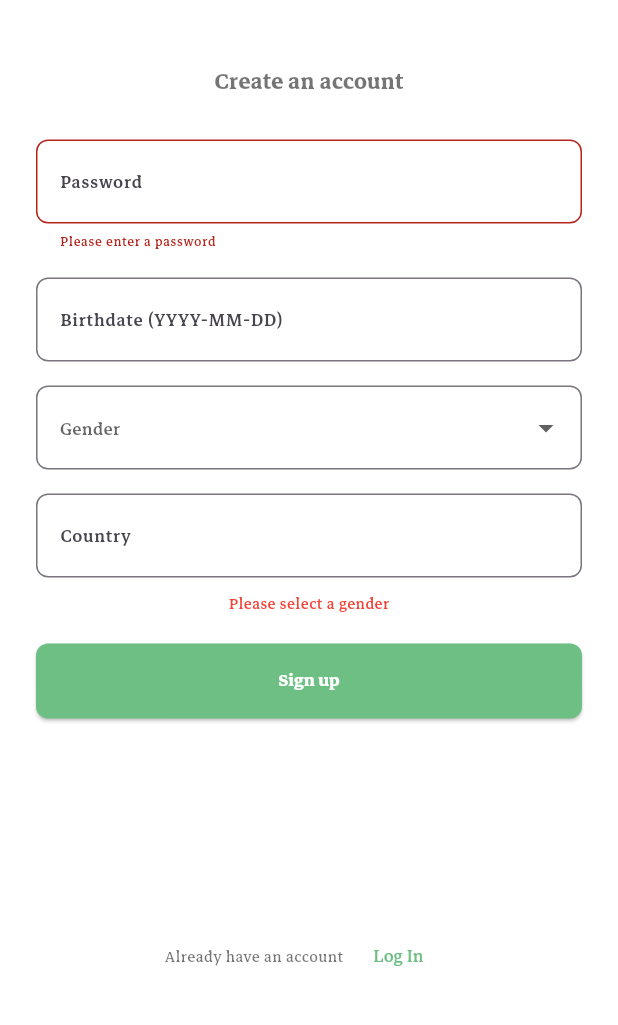
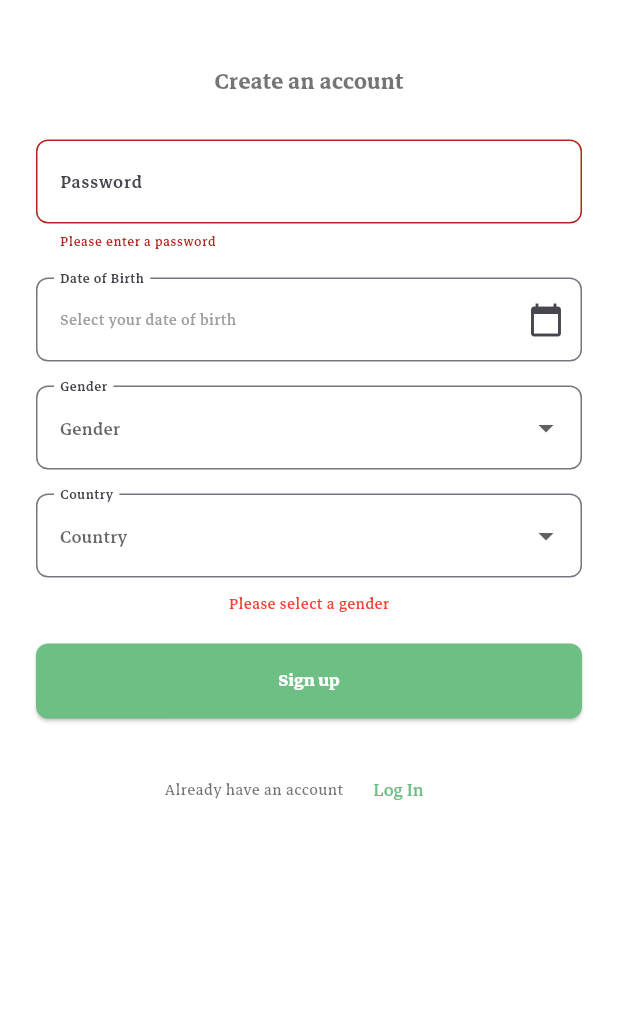
Before and after one commit to aabirid/inkora, a Flutter app: the SignupPage2 screen opened directly with empty values, after a tap on "Sign up", on a phone screen of 412 x 824 dp, the part 207-1232 px from its top. Run offline on Flutter 3.47's test engine with Material 3 defaults, Android fonts, the phone set to English and light mode, and no system bars; our stand-ins replace image_picker, shared_preferences; accounts and stored records are empty.

Commit message:
auth linked to db

```diff
--- a/lib/main.dart
+++ b/lib/main.dart
@@ -19,8 +19,8 @@ void main() {
         ChangeNotifierProxyProvider<AuthProvider, ForumDataProvider>(
           create: (_) => ForumDataProvider(),
           update: (_, authProvider, forumProvider) {
-            if (authProvider.isAuthenticated && authProvider.currentUser != null) {
-              forumProvider!.currentUser = authProvider.currentUser!;
+            if (authProvider.isAuthenticated && authProvider.user != null) {
+              forumProvider!.currentUser = authProvider.user!;
             }
             return forumProvider!;
           },
--- a/lib/models/user.dart
+++ b/lib/models/user.dart
@@ -27,33 +27,32 @@ class User {
 
   factory User.fromJson(Map<String, dynamic> json) {
     return User(
-      id: json['id'] ?? 0,
+      id: json['id_utilisateur'] ?? 0,
       email: json['email'] ?? '',
-      password: json['password'] ?? '',
-      birthDate: json['birthDate'] != null ? DateTime.parse(json['birthDate']) : null,
-      gender: json['gender'] ?? 'prefer not to say',
-      address: json['address'],
-      registrationDate: DateTime.parse(json['registrationDate'] ?? DateTime.now().toString()),
-      status: json['status'] ?? 'active',
+      password: '', // Don't store password
+      birthDate: json['date_naissance'] != null ? DateTime.parse(json['date_naissance']) : null,
+      gender: json['genre'] ?? 'prefer not to say',
+      address: json['adresse'],
+      registrationDate: DateTime.parse(json['date_inscription'] ?? DateTime.now().toString()),
+      status: json['statut'] ?? 'actif',
       photo: json['photo'],
       username: json['username'] ?? '',
-      bio: json['bio'],
+      bio: null, // Your schema doesn't have a bio field
     );
   }
 
   Map<String, dynamic> toJson() {
     return {
-      'id': id,
+      'id_utilisateur': id,
       'email': email,
-      'password': password,
-      'birthDate': birthDate?.toIso8601String(),
-      'gender': gender,
-      'address': address,
-      'registrationDate': registrationDate.toIso8601String(),
-      'status': status,
+      'mot_de_passe': password,
+      'date_naissance': birthDate?.toIso8601String(),
+      'genre': gender,
+      'adresse': address,
+      'date_inscription': registrationDate.toIso8601String(),
+      'statut': status,
       'photo': photo,
       'username': username,
-      'bio': bio,
     };
   }
 
--- a/lib/providers/auth_provider.dart
+++ b/lib/providers/auth_provider.dart
@@ -1,173 +1,154 @@
+import 'dart:convert';
 import 'package:flutter/material.dart';
-import '../models/user.dart';
+import 'package:http/http.dart' as http;
+import 'package:inkora/models/user.dart';
+import 'package:shared_preferences/shared_preferences.dart';
 
-enum AuthStatus {
-  unauthenticated,
-  authenticating,
-  authenticated,
-  error,
-}
+class AuthProvider with ChangeNotifier {
+  User? _user;
+  String _errorMessage = '';
+  bool _isLoading = false;
 
-class AuthProvider extends ChangeNotifier {
-  AuthStatus _status = AuthStatus.unauthenticated;
-  User? _currentUser;
-  String _errorMessage = '';
+  User? get user => _user;
+  String get errorMessage => _errorMessage;
+  bool get isLoading => _isLoading;
+  bool get isAuthenticated => _user != null;
 
-  // Sample users for authentication
-  final List<User> _users = [
-    User(
-      id: 1,
-      email: 'idboulaidaabir@gmail.com',
-      username: 'mabirro',
-      password: 'ababirro',
-      gender: 'Female',
-      birthDate: DateTime(2005, 12, 05),
-      registrationDate: DateTime(2023, 1, 10),
-      status: 'active',
-      photo: 'assets/images/nonfiction.jpeg',
-      bio: 'A passionate reader and writer.',
-    ),
-    User(
-      id: 2,
-      email: 'emily@example.com',
-      username: 'emilyjohnson',
-      password: 'password123',
-      gender: 'Female',
-      birthDate: DateTime(1992, 8, 20),
-      registrationDate: DateTime(2023, 2, 15),
-      status: 'active',
-      photo: 'assets/images/poetry.jpeg',
-      bio: 'Loves to read poetry and fiction.',
-    ),
-    User(
-      id: 3,
-      email: 'michael@example.com',
-      username: 'michaelwilliams',
-      password: 'password123',
-      gender: 'Male',
-      birthDate: DateTime(1988, 3, 10),
-      registrationDate: DateTime(2023, 3, 5),
-      status: 'active',
-      photo: 'assets/images/adventure.jpeg',
-      bio: 'Adventure book enthusiast.',
-    ),
-  ];
+  // Base URL for your PHP API - update this to your actual server URL
+  final String _baseUrl = 'http://192.168.1.105/inkora_api';
 
-  AuthStatus get status => _status;
-  User? get currentUser => _currentUser;
-  String get errorMessage => _errorMessage;
-  bool get isAuthenticated => _status == AuthStatus.authenticated;
-
-  // Login with email/username and password
-  Future<bool> login(String emailOrUsername, String password) async {
-    _status = AuthStatus.authenticating;
+  // Login method
+  Future<bool> login(String identifier, String password) async {
+    _isLoading = true;
     _errorMessage = '';
     notifyListeners();
 
     try {
-      // Simulate network delay
-      await Future.delayed(const Duration(milliseconds: 800));
+      final response = await http.post(
+        Uri.parse('$_baseUrl/login.php'),
+        headers: {'Content-Type': 'application/json'},
+        body: json.encode({
+          'identifier': identifier, // Peut être un email ou un username
+          'password': password,
+        }),
+      );
 
-      // Find user by email or username
-      User? user;
-      for (var u in _users) {
-        if (u.email == emailOrUsername || u.username == emailOrUsername) {
-          user = u;
-          break;
-        }
+      final data = json.decode(response.body);
+
+      if (response.statusCode == 200 && data['token'] != null) {
+        // Créer l'utilisateur
+        _user = User(
+          id: data['id_utilisateur'],
+          email: data['email'],
+          password: '',
+          gender: data['genre'] ?? '',
+          registrationDate: DateTime.parse(data['date_inscription']),
+          status: data['statut'],
+          username: data['username'],
+        );
+
+        // Sauvegarder le token et le username
+        final prefs = await SharedPreferences.getInstance();
+        await prefs.setString('auth_token', data['token']);
+        await prefs.setString('username', data['username']);
+
+        _isLoading = false;
+        notifyListeners();
+        return true;
+      } else {
+        _errorMessage = data['error'] ?? 'Login failed. Please try again.';
+        _isLoading = false;
+        notifyListeners();
+        return false;
       }
-
-      if (user == null) {
-        throw Exception('User not found');
-      }
-
-      // Check password
-      if (user.password != password) {
-        throw Exception('Invalid password');
-      }
-
-      _currentUser = user;
-      _status = AuthStatus.authenticated;
-      notifyListeners();
-      return true;
     } catch (e) {
-      _status = AuthStatus.error;
-      _errorMessage = e.toString().contains('Exception:')
-          ? e.toString().split('Exception: ')[1]
-          : 'An error occurred';
+      _errorMessage = 'Network error. Please check your connection.';
+      _isLoading = false;
       notifyListeners();
       return false;
     }
   }
 
-  // Register a new user
+  // Register method
   Future<bool> register({
-    required String firstName,
-    required String lastName,
+    required String username,
     required String email,
     required String password,
     required String gender,
     DateTime? birthDate,
     String? country,
   }) async {
-    _status = AuthStatus.authenticating;
+    _isLoading = true;
     _errorMessage = '';
     notifyListeners();
 
     try {
-      // Simulate network delay
-      await Future.delayed(const Duration(milliseconds: 1000));
-
-      // Check if user already exists
-      bool existingUser = false;
-      for (var u in _users) {
-        if (u.email == email || u.username == '${firstName.toLowerCase()}${lastName.toLowerCase()}') {
-          existingUser = true;
-          break;
-        }
-      }
-
-      if (existingUser) {
-        throw Exception('User with this email or username already exists');
-      }
-
-      // Create a new user
-      final newId = _users.isEmpty ? 1 : _users.map((u) => u.id).reduce((a, b) => a > b ? a : b) + 1;
-      final username = (firstName.toLowerCase() + lastName.toLowerCase()).replaceAll(' ', '');
-
-      final newUser = User(
-        id: newId,
-        email: email,
-        username: username,
-        password: password,
-        gender: gender,
-        birthDate: birthDate,
-        address: country,
-        registrationDate: DateTime.now(),
-        status: 'active',
-        photo: 'assets/images/default_profile.jpeg',
-        bio: 'New Inkora user',
+      final response = await http.post(
+        Uri.parse('$_baseUrl/register.php'),
+        headers: {'Content-Type': 'application/json'},
+        body: json.encode({
+          'username': username,
+          'email': email,
+          'password': password,
+          'genre':
+              gender, // Note: your backend uses 'genre' instead of 'gender'
+          'date_naissance': birthDate?.toIso8601String(),
+          'adresse': country, // Using 'adresse' field for country
+        }),
       );
 
-      _users.add(newUser);
-      _currentUser = newUser;
-      _status = AuthStatus.authenticated;
-      notifyListeners();
-      return true;
+      final data = json.decode(response.body);
+
+      if (response.statusCode == 200 && data['message'] != null) {
+        // Registration successful, now login
+        return await login(email, password);
+      } else {
+        _errorMessage =
+            data['error'] ?? 'Registration failed. Please try again.';
+        _isLoading = false;
+        notifyListeners();
+        return false;
+      }
     } catch (e) {
-      _status = AuthStatus.error;
-      _errorMessage = e.toString().contains('Exception:')
-          ? e.toString().split('Exception: ')[1]
-          : 'An error occurred';
+      _errorMessage = 'Network error. Please check your connection.';
+      _isLoading = false;
       notifyListeners();
       return false;
     }
   }
 
-  // Logout the current user
-  void logout() {
-    _currentUser = null;
-    _status = AuthStatus.unauthenticated;
+  // Check if user is already logged in
+  Future<bool> autoLogin() async {
+    final prefs = await SharedPreferences.getInstance();
+    final token = prefs.getString('auth_token');
+    final username = prefs.getString('username');
+
+    if (token == null || username == null) {
+      return false;
+    }
+
+    // Create a basic user object from stored data
+    // In a real app, you would make an API call to get full user details
+    _user = User(
+      id: 0, // We don't have the ID stored
+      email: '', // We don't have the email stored
+      password: '', // Don't store password
+      gender: '', // We don't have this stored
+      registrationDate: DateTime.now(),
+      status: 'actif',
+      username: username,
+    );
+
+    notifyListeners();
+    return true;
+  }
+
+  // Logout method
+  Future<void> logout() async {
+    _user = null;
+    final prefs = await SharedPreferences.getInstance();
+    await prefs.remove('auth_token');
+    await prefs.remove('username');
     notifyListeners();
   }
 }
--- a/lib/screens/auth/signup_page2.dart
+++ b/lib/screens/auth/signup_page2.dart
@@ -2,16 +2,15 @@ import 'package:flutter/material.dart';
 import 'package:provider/provider.dart';
 import 'package:inkora/providers/auth_provider.dart';
 import 'package:inkora/screens/auth/login_page.dart';
+import 'package:intl/intl.dart';
 
 class SignupPage2 extends StatefulWidget {
-  final String firstName;
-  final String lastName;
+  final String username;
   final String email;
 
   const SignupPage2({
     super.key,
-    required this.firstName,
-    required this.lastName,
+    required this.username,
     required this.email,
   });
 
@@ -22,18 +21,79 @@ class SignupPage2 extends StatefulWidget {
 class _SignupPage2State extends State<SignupPage2> {
   final _formKey = GlobalKey<FormState>();
   final _passwordController = TextEditingController();
-  final _birthdateController = TextEditingController();
-  final _countryController = TextEditingController();
+  DateTime? _selectedDate;
+  String? _selectedCountry;
   String? _selectedGender;
   bool _isLoading = false;
   String _errorMessage = '';
 
+  // List of countries for dropdown
+  final List<String> _countries = [
+    'Afghanistan', 'Albania', 'Algeria', 'Andorra', 'Angola', 'Antigua and Barbuda',
+    'Argentina', 'Armenia', 'Australia', 'Austria', 'Azerbaijan', 'Bahamas', 'Bahrain',
+    'Bangladesh', 'Barbados', 'Belarus', 'Belgium', 'Belize', 'Benin', 'Bhutan',
+    'Bolivia', 'Bosnia and Herzegovina', 'Botswana', 'Brazil', 'Brunei', 'Bulgaria',
+    'Burkina Faso', 'Burundi', 'Cabo Verde', 'Cambodia', 'Cameroon', 'Canada',
+    'Central African Republic', 'Chad', 'Chile', 'China', 'Colombia', 'Comoros',
+    'Congo', 'Costa Rica', 'Croatia', 'Cuba', 'Cyprus', 'Czech Republic', 'Denmark',
+    'Djibouti', 'Dominica', 'Dominican Republic', 'Ecuador', 'Egypt', 'El Salvador',
+    'Equatorial Guinea', 'Eritrea', 'Estonia', 'Eswatini', 'Ethiopia', 'Fiji',
+    'Finland', 'France', 'Gabon', 'Gambia', 'Georgia', 'Germany', 'Ghana', 'Greece',
+    'Grenada', 'Guatemala', 'Guinea', 'Guinea-Bissau', 'Guyana', 'Haiti', 'Honduras',
+    'Hungary', 'Iceland', 'India', 'Indonesia', 'Iran', 'Iraq', 'Ireland', 'Israel',
+    'Italy', 'Jamaica', 'Japan', 'Jordan', 'Kazakhstan', 'Kenya', 'Kiribati',
+    'Korea, North', 'Korea, South', 'Kosovo', 'Kuwait', 'Kyrgyzstan', 'Laos',
+    'Latvia', 'Lebanon', 'Lesotho', 'Liberia', 'Libya', 'Liechtenstein', 'Lithuania',
+    'Luxembourg', 'Madagascar', 'Malawi', 'Malaysia', 'Maldives', 'Mali', 'Malta',
+    'Marshall Islands', 'Mauritania', 'Mauritius', 'Mexico', 'Micronesia', 'Moldova',
+    'Monaco', 'Mongolia', 'Montenegro', 'Morocco', 'Mozambique', 'Myanmar', 'Namibia',
+    'Nauru', 'Nepal', 'Netherlands', 'New Zealand', 'Nicaragua', 'Niger', 'Nigeria',
+    'North Macedonia', 'Norway', 'Oman', 'Pakistan', 'Palau', 'Palestine', 'Panama',
+    'Papua New Guinea', 'Paraguay', 'Peru', 'Philippines', 'Poland', 'Portugal',
+    'Qatar', 'Romania', 'Russia', 'Rwanda', 'Saint Kitts and Nevis', 'Saint Lucia',
+    'Saint Vincent and the Grenadines', 'Samoa', 'San Marino', 'Sao Tome and Principe',
+    'Saudi Arabia', 'Senegal', 'Serbia', 'Seychelles', 'Sierra Leone', 'Singapore',
+    'Slovakia', 'Slovenia', 'Solomon Islands', 'Somalia', 'South Africa', 'South Sudan',
+    'Spain', 'Sri Lanka', 'Sudan', 'Suriname', 'Sweden', 'Switzerland', 'Syria',
+    'Taiwan', 'Tajikistan', 'Tanzania', 'Thailand', 'Timor-Leste', 'Togo', 'Tonga',
+    'Trinidad and Tobago', 'Tunisia', 'Turkey', 'Turkmenistan', 'Tuvalu', 'Uganda',
+    'Ukraine', 'United Arab Emirates', 'United Kingdom', 'United States', 'Uruguay',
+    'Uzbekistan', 'Vanuatu', 'Vatican City', 'Venezuela', 'Vietnam', 'Yemen',
+    'Zambia', 'Zimbabwe'
+  ];
+
   @override
   void dispose() {
     _passwordController.dispose();
-    _birthdateController.dispose();
-    _countryController.dispose();
     super.dispose();
+  }
+
+  // Show date picker
+  Future<void> _selectDate(BuildContext context) async {
+    final DateTime? picked = await showDatePicker(
+      context: context,
+      initialDate: _selectedDate ?? DateTime(2000),
+      firstDate: DateTime(1900),
+      lastDate: DateTime.now(),
+      builder: (context, child) {
+        return Theme(
+          data: Theme.of(context).copyWith(
+            colorScheme: const ColorScheme.light(
+              primary: Colors.blue, // Header background color
+              onPrimary: Colors.white, // Header text color
+              onSurface: Colors.black, // Calendar text color
+            ),
+          ),
+          child: child!,
+        );
+      },
+    );
+
+    if (picked != null && picked != _selectedDate) {
+      setState(() {
+        _selectedDate = picked;
+      });
+    }
   }
 
   Future<void> _register() async {
@@ -51,36 +111,14 @@ class _SignupPage2State extends State<SignupPage2> {
       _errorMessage = '';
     });
 
-    // Parse birthdate
-    DateTime? birthDate;
-    try {
-      if (_birthdateController.text.isNotEmpty) {
-        final parts = _birthdateController.text.split('-');
-        if (parts.length == 3) {
-          birthDate = DateTime(
-            int.parse(parts[0]),
-            int.parse(parts[1]),
-            int.parse(parts[2]),
-          );
-        }
-      }
-    } catch (e) {
-      setState(() {
-        _isLoading = false;
-        _errorMessage = 'Invalid birthdate format. Please use YYYY-MM-DD';
-      });
-      return;
-    }
-
     final authProvider = Provider.of<AuthProvider>(context, listen: false);
     final success = await authProvider.register(
-      firstName: widget.firstName,
-      lastName: widget.lastName,
+      username: widget.username,
       email: widget.email,
       password: _passwordController.text,
-      gender: _selectedGender!,
-      birthDate: birthDate,
-      country: _countryController.text.trim(),
+      gender: _selectedGender!.toLowerCase(), // Convert to lowercase to match your enum values
+      birthDate: _selectedDate,
+      country: _selectedCountry,
     );
 
     setState(() {
@@ -98,6 +136,7 @@ class _SignupPage2State extends State<SignupPage2> {
         padding: const EdgeInsets.all(24.0),
         child: Form(
           key: _formKey,
+          child: SingleChildScrollView(
             child: Column(
               crossAxisAlignment: CrossAxisAlignment.center,
               children: [
@@ -136,26 +175,33 @@ class _SignupPage2State extends State<SignupPage2> {
                   },
                 ),
                 const SizedBox(height: 16),
-              TextFormField(
-                controller: _birthdateController,
+
+                // Date of Birth Field with DatePicker
+                InkWell(
+                  onTap: () => _selectDate(context),
+                  child: InputDecorator(
                     decoration: InputDecoration(
-                  hintText: 'Birthdate (YYYY-MM-DD)',
+                      hintText: 'Date of Birth',
+                      labelText: 'Date of Birth',
                       border: OutlineInputBorder(borderRadius: BorderRadius.circular(8)),
+                      suffixIcon: const Icon(Icons.calendar_today),
                     ),
-                validator: (value) {
-                  if (value != null && value.isNotEmpty) {
-                    final regex = RegExp(r'^\d{4}-\d{2}-\d{2}$');
-                    if (!regex.hasMatch(value)) {
-                      return 'Please use format YYYY-MM-DD';
-                    }
-                  }
-                  return null;
-                },
+                    child: Text(
+                      _selectedDate == null
+                          ? 'Select your date of birth'
+                          : DateFormat('yyyy-MM-dd').format(_selectedDate!),
+                      style: TextStyle(
+                        color: _selectedDate == null ? Colors.grey : Colors.black,
+                      ),
+                    ),
+                  ),
                 ),
                 const SizedBox(height: 16),
+
+                // Gender Dropdown - using your enum values
                 DropdownButtonFormField<String>(
                   value: _selectedGender,
-                items: ['Male', 'Female', 'Rather Not Say'].map((gender) {
+                  items: ['Male', 'Female', 'Prefer not to say'].map((gender) {
                     return DropdownMenuItem(value: gender, child: Text(gender));
                   }).toList(),
                   onChanged: (value) {
@@ -165,17 +211,31 @@ class _SignupPage2State extends State<SignupPage2> {
                   },
                   decoration: InputDecoration(
                     hintText: 'Gender',
+                    labelText: 'Gender',
                     border: OutlineInputBorder(borderRadius: BorderRadius.circular(8)),
                   ),
                 ),
                 const SizedBox(height: 16),
-              TextFormField(
-                controller: _countryController,
+
+                // Country Dropdown
+                DropdownButtonFormField<String>(
+                  value: _selectedCountry,
+                  items: _countries.map((country) {
+                    return DropdownMenuItem(value: country, child: Text(country));
+                  }).toList(),
+                  onChanged: (value) {
+                    setState(() {
+                      _selectedCountry = value;
+                    });
+                  },
                   decoration: InputDecoration(
                     hintText: 'Country',
+                    labelText: 'Country',
                     border: OutlineInputBorder(borderRadius: BorderRadius.circular(8)),
                   ),
+                  isExpanded: true,
                 ),
+
                 if (_errorMessage.isNotEmpty)
                   Padding(
                     padding: const EdgeInsets.only(top: 8.0),
@@ -203,7 +263,6 @@ class _SignupPage2State extends State<SignupPage2> {
                       : const Text('Sign up'),
                 ),
                 const SizedBox(height: 24),
-              const Spacer(),
                 Row(
                   mainAxisAlignment: MainAxisAlignment.center,
                   children: [
@@ -225,6 +284,7 @@ class _SignupPage2State extends State<SignupPage2> {
             ),
           ),
         ),
+      ),
     );
   }
 }
--- a/lib/screens/home_screen.dart
+++ b/lib/screens/home_screen.dart
@@ -25,7 +25,7 @@ class _HomeScreenState extends State<HomeScreen> {
   Widget build(BuildContext context) {
     // Get the current user from the auth provider
     final authProvider = Provider.of<AuthProvider>(context);
-    final currentUser = authProvider.currentUser!;
+    final currentUser = authProvider.user!;
 
     return Scaffold(
       appBar: AppBar(
--- a/pubspec.yaml
+++ b/pubspec.yaml
@@ -28,6 +28,7 @@ environment:
 # the latest version available on pub.dev. To see which dependencies have newer
 # versions available, run `flutter pub outdated`.
 dependencies:
+  http: ^0.13.4
   flutter:
     sdk: flutter
   provider: ^6.1.2
@@ -38,6 +39,8 @@ dependencies:
   icons_plus: ^5.0.0
   shared_preferences: ^2.5.3
   timeago: ^3.7.0
+  intl: ^0.19.0
+
 
 dev_dependencies:
   flutter_test:
```
Also changed, not shown: lib/screens/auth/signup_page.dart (+6 -23 lines), pubspec.lock. Lines whose indentation alone changed are shown as unchanged.
